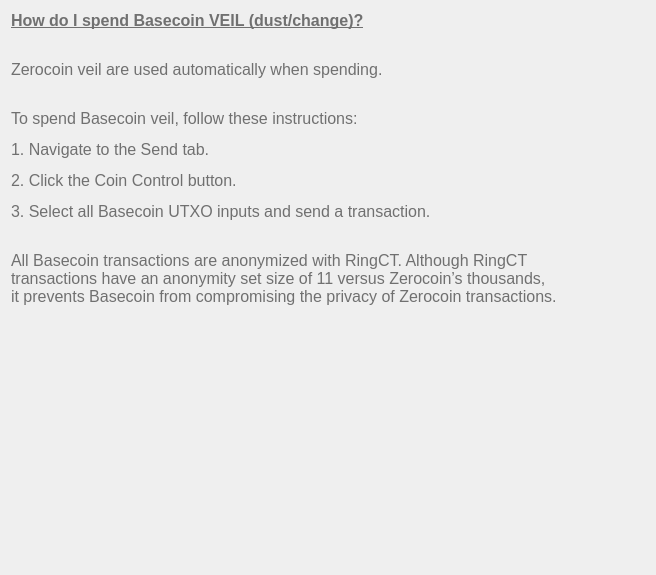
Qt form src/qt/veil/forms/settingsfaq05.ui (Veil-Project/veil) before a commit.
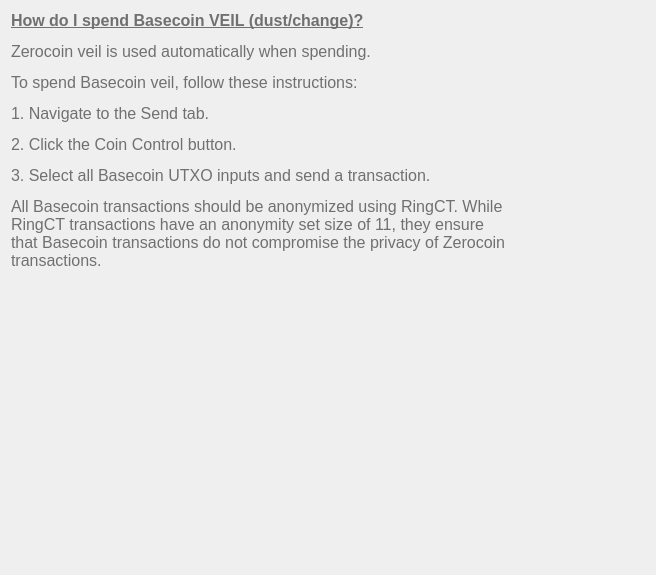
The same form after that commit.

```diff
--- a/src/qt/veil/forms/settingsfaq05.ui
+++ b/src/qt/veil/forms/settingsfaq05.ui
@@ -33,7 +33,7 @@
       <string notr="true">font-weight:200;</string>
      </property>
      <property name="text">
-      <string>&lt;html&gt;&lt;head/&gt;&lt;body&gt;&lt;p&gt;&lt;span style=&quot;font-weight:600; text-decoration: underline;&quot;&gt;How do I spend Basecoin VEIL (dust/change)?&lt;/span&gt;&lt;/p&gt;&lt;p&gt;&lt;span&gt;&lt;br/&gt;Zerocoin veil are used automatically when spending.&lt;/span&gt;&lt;/p&gt;&lt;p&gt;&lt;br/&gt;&lt;span&gt;To spend Basecoin veil, follow these instructions:&lt;/span&gt;&lt;/p&gt;&lt;p&gt;&lt;span&gt;1. Navigate to the Send tab.&lt;/span&gt;&lt;/p&gt;&lt;p&gt;&lt;span&gt;2. Click the Coin Control button.&lt;/span&gt;&lt;/p&gt;&lt;p&gt;&lt;span&gt;3. Select all Basecoin UTXO inputs and send a transaction.&lt;/span&gt;&lt;/p&gt;&lt;p&gt;&lt;br/&gt;&lt;span&gt;All Basecoin transactions are anonymized with RingCT. Although RingCT transactions have an anonymity set size of 11 versus Zerocoin’s thousands, it prevents Basecoin from compromising the privacy of Zerocoin transactions.&lt;/span&gt;&lt;/p&gt;&lt;/body&gt;&lt;/html&gt;</string>
+      <string>&lt;html&gt;&lt;head/&gt;&lt;body&gt;&lt;p&gt;&lt;span style=&quot;font-weight:600; text-decoration: underline;&quot;&gt;How do I spend Basecoin VEIL (dust/change)?&lt;/span&gt;&lt;/p&gt;&lt;p&gt;Zerocoin veil is used automatically when spending.&lt;/p&gt;&lt;p&gt;To spend Basecoin veil, follow these instructions:&lt;/p&gt;&lt;p&gt;1. Navigate to the Send tab.&lt;/p&gt;&lt;p&gt;2. Click the Coin Control button.&lt;/p&gt;&lt;p&gt;3. Select all Basecoin UTXO inputs and send a transaction.&lt;/p&gt;&lt;p&gt;All Basecoin transactions should be anonymized using RingCT. While RingCT transactions have an anonymity set size of 11, they ensure that Basecoin transactions do not compromise the privacy of Zerocoin transactions.&lt;/p&gt;&lt;/body&gt;&lt;/html&gt;</string>
      </property>
      <property name="alignment">
       <set>Qt::AlignLeading|Qt::AlignLeft|Qt::AlignTop</set>
```
